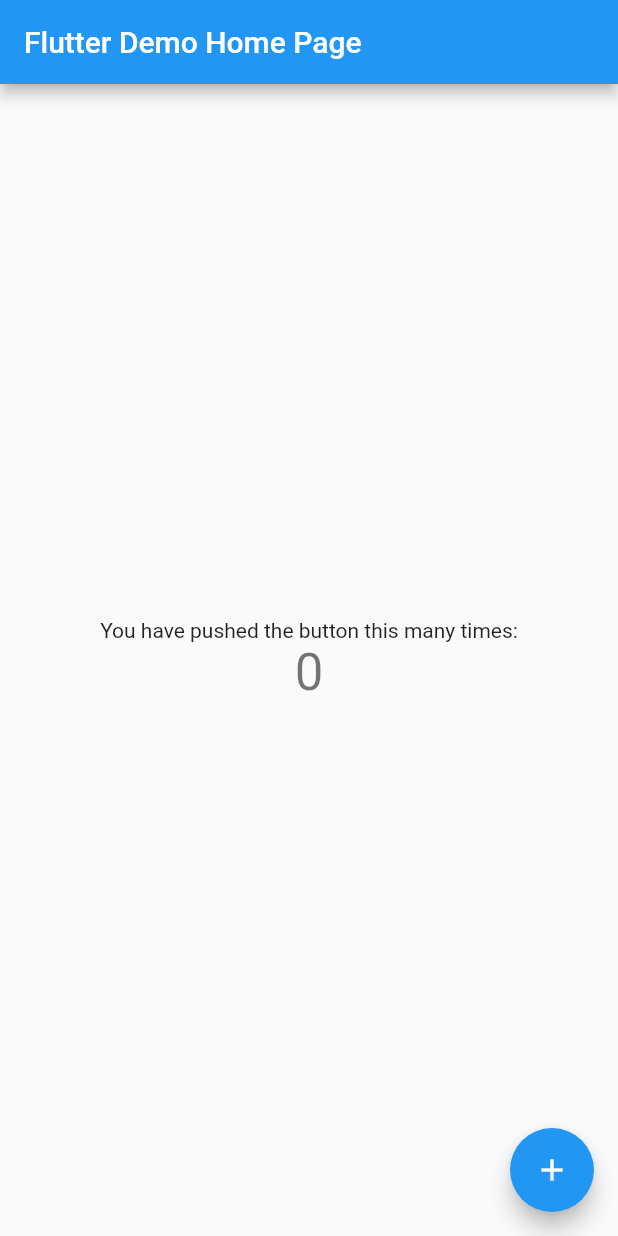
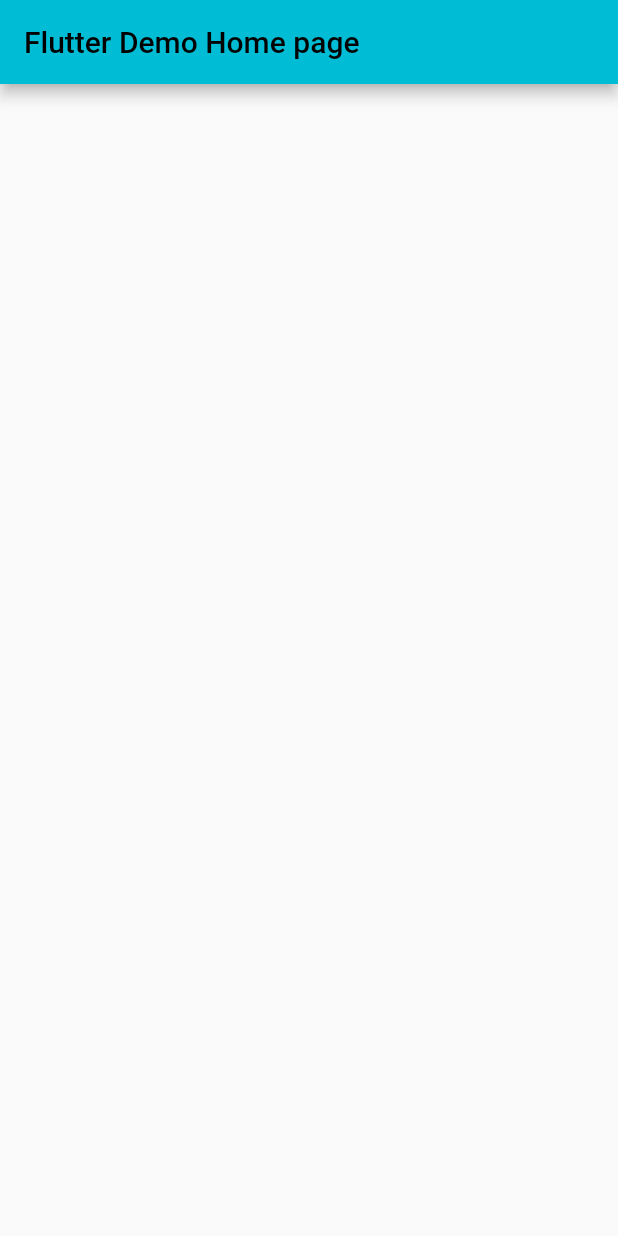
Before and after one commit to Jang-zn/flutterstudy, a Flutter app: the screen it shows after launch, on a phone screen of 412 x 824 dp. Run offline on Flutter 3.47's test engine with Material 2 defaults, Android fonts, the phone set to English and light mode, and no system bars.

Commit message:
데모앱 지우고 새로 해보는중 앱 띄우기 성공

```diff
--- a/lib/main.dart
+++ b/lib/main.dart
@@ -1,115 +1,35 @@
-import 'package:flutter/material.dart';
+import 'package:flutter/material.dart'; //auto import 기능 있을거같은데..
 
-void main() {
-  runApp(const MyApp());
+void main(){
+  runApp(MyApp());
 }
 
-class MyApp extends StatelessWidget {
-  const MyApp({Key? key}) : super(key: key);
-
-  // This widget is the root of your application.
+class MyApp extends StatelessWidget { //stateless 위젯
   @override
-  Widget build(BuildContext context) {
-    return MaterialApp(
-      title: 'Flutter Demo',
-      theme: ThemeData(
-        // This is the theme of your application.
-        //
-        // Try running your application with "flutter run". You'll see the
-        // application has a blue toolbar. Then, without quitting the app, try
-        // changing the primarySwatch below to Colors.green and then invoke
-        // "hot reload" (press "r" in the console where you ran "flutter run",
-        // or simply save your changes to "hot reload" in a Flutter IDE).
-        // Notice that the counter didn't reset back to zero; the application
-        // is not restarted.
-        primarySwatch: Colors.blue,
-      ),
-      home: const MyHomePage(title: 'Flutter Demo Home Page'),
+  Widget build(BuildContext context) {//ui 제작
+    return MaterialApp(//구글 기본 디자인 (Material design)
+      title : 'Flutter Demo', //타이틀 명 지정
+      theme : ThemeData(primarySwatch: Colors.cyan), //material design 테마 색상
+      home : MyHomePage(title : 'Flutter Demo Home page') //메인페이지 지정
     );
   }
 }
 
-class MyHomePage extends StatefulWidget {
-  const MyHomePage({Key? key, required this.title}) : super(key: key);
 
-  // This widget is the home page of your application. It is stateful, meaning
-  // that it has a State object (defined below) that contains fields that affect
-  // how it looks.
+class MyHomePage extends StatefulWidget { //stateful 위젯
+  final String title; //필드변수로 타이틀
 
-  // This class is the configuration for the state. It holds the values (in this
-  // case the title) provided by the parent (in this case the App widget) and
-  // used by the build method of the State. Fields in a Widget subclass are
-  // always marked "final".
-
-  final String title;
+  MyHomePage({Key? key, required this.title}) : super(key: key); //생성자, 이니셜라이저같은데..?
 
   @override
-  State<MyHomePage> createState() => _MyHomePageState();
+  _MyHomePageState createState() => _MyHomePageState();
 }
 
-class _MyHomePageState extends State<MyHomePage> {
-  int _counter = 0;
-
-  void _incrementCounter() {
-    setState(() {
-      // This call to setState tells the Flutter framework that something has
-      // changed in this State, which causes it to rerun the build method below
-      // so that the display can reflect the updated values. If we changed
-      // _counter without calling setState(), then the build method would not be
-      // called again, and so nothing would appear to happen.
-      _counter++;
-    });
-  }
-
+class _MyHomePageState extends State<MyHomePage> { //MyHomePage State 업데이트용 클래스
   @override
   Widget build(BuildContext context) {
-    // This method is rerun every time setState is called, for instance as done
-    // by the _incrementCounter method above.
-    //
-    // The Flutter framework has been optimized to make rerunning build methods
-    // fast, so that you can just rebuild anything that needs updating rather
-    // than having to individually change instances of widgets.
     return Scaffold(
-      appBar: AppBar(
-        // Here we take the value from the MyHomePage object that was created by
-        // the App.build method, and use it to set our appbar title.
-        title: Text(widget.title),
-      ),
-      body: Center(
-        // Center is a layout widget. It takes a single child and positions it
-        // in the middle of the parent.
-        child: Column(
-          // Column is also a layout widget. It takes a list of children and
-          // arranges them vertically. By default, it sizes itself to fit its
-          // children horizontally, and tries to be as tall as its parent.
-          //
-          // Invoke "debug painting" (press "p" in the console, choose the
-          // "Toggle Debug Paint" action from the Flutter Inspector in Android
-          // Studio, or the "Toggle Debug Paint" command in Visual Studio Code)
-          // to see the wireframe for each widget.
-          //
-          // Column has various properties to control how it sizes itself and
-          // how it positions its children. Here we use mainAxisAlignment to
-          // center the children vertically; the main axis here is the vertical
-          // axis because Columns are vertical (the cross axis would be
-          // horizontal).
-          mainAxisAlignment: MainAxisAlignment.center,
-          children: <Widget>[
-            const Text(
-              'You have pushed the button this many times:',
-            ),
-            Text(
-              '$_counter',
-              style: Theme.of(context).textTheme.headline4,
-            ),
-          ],
-        ),
-      ),
-      floatingActionButton: FloatingActionButton(
-        onPressed: _incrementCounter,
-        tooltip: 'Increment',
-        child: const Icon(Icons.add),
-      ), // This trailing comma makes auto-formatting nicer for build methods.
+      appBar: AppBar(title : Text(widget.title),),
     );
   }
 }
```
